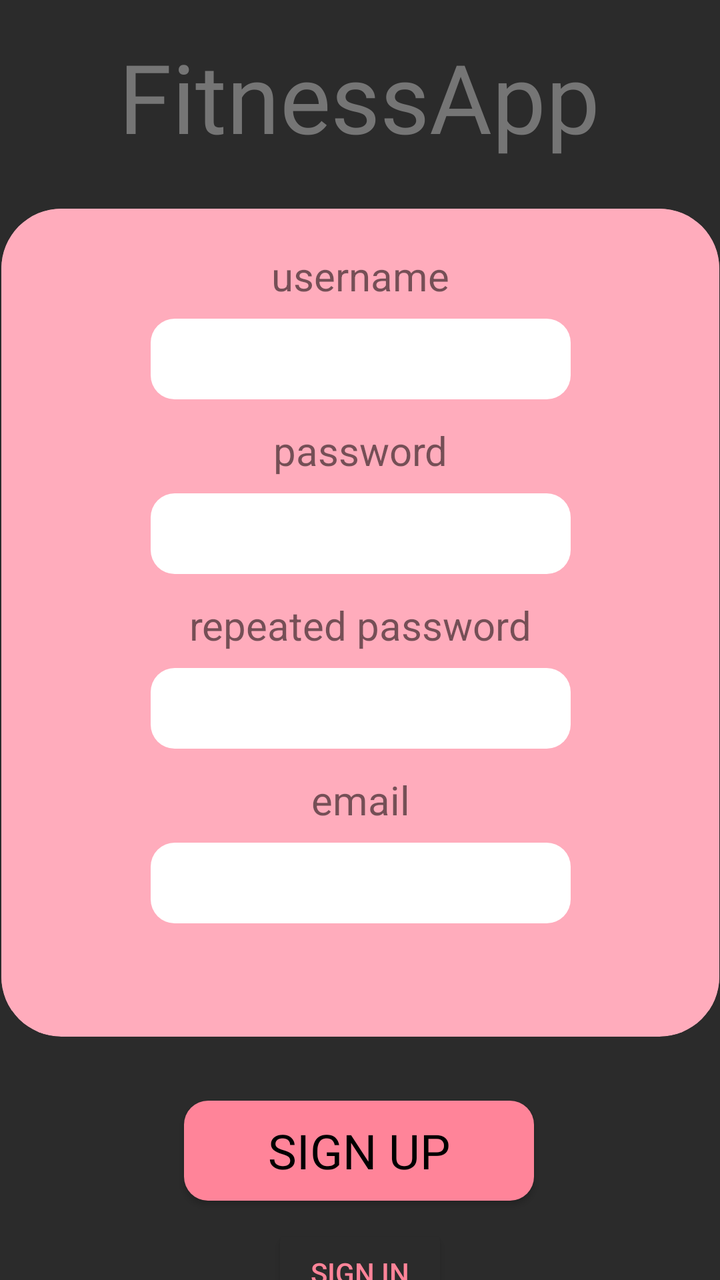
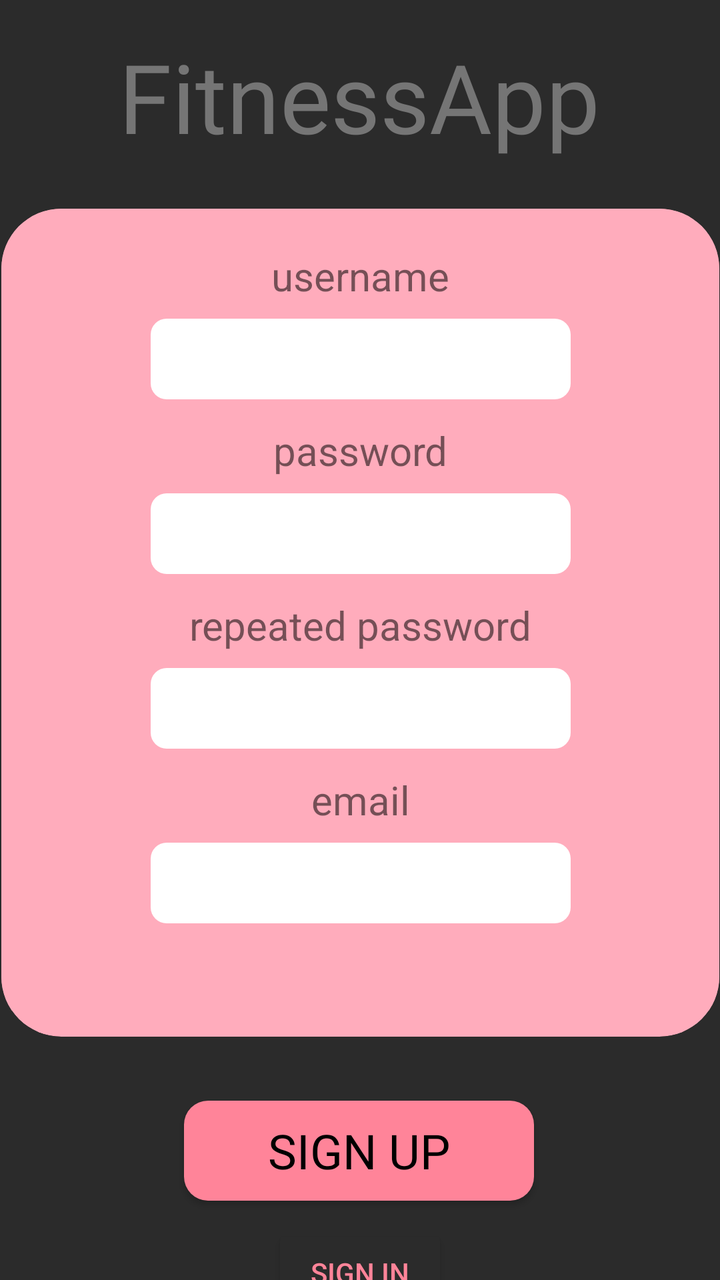

Compare the two renders of this Android layout. The source of the first and the diff that turns it into the second are given below.
<!-- AndroidManifest.xml: application theme Theme.MyApplication -->
<!-- res/layout/registration.xml -->
<?xml version="1.0" encoding="utf-8"?>
<androidx.constraintlayout.widget.ConstraintLayout xmlns:android="http://schemas.android.com/apk/res/android"
    xmlns:app="http://schemas.android.com/apk/res-auto"
    xmlns:tools="http://schemas.android.com/tools"
    android:layout_width="match_parent"
    android:layout_height="match_parent"
    android:background="@color/bg_dark"
    android:theme="@style/Theme.MyApplication"
    tools:context=".Registration">

    <TextView
        android:id="@+id/AppName"
        android:layout_width="wrap_content"
        android:layout_height="wrap_content"
        android:layout_marginTop="16dp"
        android:fontFamily="@font/anton"
        android:text="@string/fitnessapp"
        android:textColor="#757575"
        android:textSize="48sp"
        app:layout_constraintEnd_toEndOf="parent"
        app:layout_constraintHorizontal_bias="0.497"
        app:layout_constraintStart_toStartOf="parent"
        app:layout_constraintTop_toTopOf="parent" />

    <androidx.cardview.widget.CardView
        android:id="@+id/Container"
        android:layout_width="359dp"
        android:layout_height="414dp"
        android:layout_marginStart="24dp"
        android:layout_marginTop="24dp"
        android:layout_marginEnd="24dp"
        app:cardBackgroundColor="#FFACBC"
        app:cardCornerRadius="30dp"
        app:cardElevation="0dp"
        app:layout_constraintEnd_toEndOf="parent"
        app:layout_constraintStart_toStartOf="parent"
        app:layout_constraintTop_toBottomOf="@+id/AppName">

        <androidx.constraintlayout.widget.ConstraintLayout
            android:id="@+id/registrationwindow"
            android:layout_width="match_parent"
            android:layout_height="401dp"
            android:background="#FFACBC">

            <TextView
                android:id="@+id/usernameText"
                android:layout_width="wrap_content"
                android:layout_height="wrap_content"
                android:layout_marginTop="20dp"
                android:text="@string/username"
                android:textSize="20sp"
                app:layout_constraintEnd_toEndOf="parent"
                app:layout_constraintStart_toStartOf="parent"
                app:layout_constraintTop_toTopOf="parent" />

            <EditText
                android:id="@+id/editUsername"
                android:layout_width="wrap_content"
                android:layout_height="wrap_content"
                android:layout_marginTop="8dp"
                android:background="@drawable/whiteround"
                android:ems="10"
                android:inputType="text"
                android:padding="8dp"
                android:paddingStart="10dp"
                android:paddingEnd="10dp"
                app:layout_constraintEnd_toEndOf="parent"
                app:layout_constraintStart_toStartOf="parent"
                app:layout_constraintTop_toBottomOf="@+id/usernameText"
                tools:ignore="SpeakableTextPresentCheck,TouchTargetSizeCheck" />

            <TextView
                android:id="@+id/passwordText"
                android:layout_width="wrap_content"
                android:layout_height="wrap_content"
                android:layout_marginTop="12dp"
                android:text="@string/password"
                android:textSize="20sp"
                app:layout_constraintEnd_toEndOf="parent"
                app:layout_constraintStart_toStartOf="parent"
                app:layout_constraintTop_toBottomOf="@+id/editUsername" />

            <EditText
                android:id="@+id/editPassword"
                android:layout_width="wrap_content"
                android:layout_height="wrap_content"
                android:layout_marginTop="8dp"
                android:background="@drawable/whiteround"
                android:ems="10"
                android:inputType="textPassword"
                android:padding="8dp"
                android:paddingStart="10dp"
                android:paddingEnd="10dp"
                app:layout_constraintEnd_toEndOf="parent"
                app:layout_constraintStart_toStartOf="parent"
                app:layout_constraintTop_toBottomOf="@+id/passwordText"
                tools:ignore="SpeakableTextPresentCheck,TouchTargetSizeCheck" />

            <TextView
                android:id="@+id/repeatPasswordText"
                android:layout_width="wrap_content"
                android:layout_height="wrap_content"
                android:layout_marginTop="12dp"
                android:text="@string/repeated_password"
                android:textSize="20sp"
                app:layout_constraintEnd_toEndOf="parent"
                app:layout_constraintStart_toStartOf="parent"
                app:layout_constraintTop_toBottomOf="@+id/editPassword" />

            <EditText
                android:id="@+id/editRepeatPassword"
                android:layout_width="wrap_content"
                android:layout_height="wrap_content"
                android:layout_marginTop="8dp"
                android:background="@drawable/whiteround"
                android:ems="10"
                android:inputType="textPassword"
                android:padding="8dp"
                android:paddingStart="10dp"
                android:paddingEnd="10dp"
                app:layout_constraintEnd_toEndOf="parent"
                app:layout_constraintStart_toStartOf="parent"
                app:layout_constraintTop_toBottomOf="@+id/repeatPasswordText"
                tools:ignore="SpeakableTextPresentCheck,TouchTargetSizeCheck" />

            <TextView
                android:id="@+id/emailText"
                android:layout_width="wrap_content"
                android:layout_height="wrap_content"
                android:layout_marginTop="12dp"
                android:text="@string/email"
                android:textSize="20sp"
                app:layout_constraintEnd_toEndOf="parent"
                app:layout_constraintStart_toStartOf="parent"
                app:layout_constraintTop_toBottomOf="@+id/editRepeatPassword" />

            <EditText
                android:id="@+id/editEmail"
                android:layout_width="wrap_content"
                android:layout_height="wrap_content"
                android:layout_marginTop="8dp"
                android:background="@drawable/whiteround"
                android:ems="10"
                android:inputType="textEmailAddress"
                android:padding="8dp"
                android:paddingStart="10dp"
                android:paddingEnd="10dp"
                app:layout_constraintEnd_toEndOf="parent"
                app:layout_constraintStart_toStartOf="parent"
                app:layout_constraintTop_toBottomOf="@+id/emailText"
                tools:ignore="SpeakableTextPresentCheck,TouchTargetSizeCheck" />

        </androidx.constraintlayout.widget.ConstraintLayout>
    </androidx.cardview.widget.CardView>

    <Button
        android:id="@+id/btnsignup"
        android:layout_width="175dp"
        android:layout_height="50dp"
        android:layout_marginTop="32dp"
        android:background="@drawable/roundstyle"
        android:fontFamily="@font/cabin"
        android:text="@string/sign_up"
        android:textColor="#000000"
        android:textSize="24sp"
        app:layout_constraintEnd_toEndOf="parent"
        app:layout_constraintHorizontal_bias="0.498"
        app:layout_constraintStart_toStartOf="parent"
        app:layout_constraintTop_toBottomOf="@+id/Container" />

    <Button
        android:id="@+id/btnsignin"
        android:layout_width="wrap_content"
        android:layout_height="wrap_content"
        android:layout_marginTop="12dp"
        android:backgroundTint="#2B2B2B"
        android:text="@string/sign_in"
        android:textColor="#FF8499"
        app:layout_constraintEnd_toEndOf="parent"
        app:layout_constraintStart_toStartOf="parent"
        app:layout_constraintTop_toBottomOf="@+id/btnsignup" />

</androidx.constraintlayout.widget.ConstraintLayout>
<!-- resources referenced by this layout -->
<resources>
  <color name="bg_dark">#2B2B2B</color>
  <!-- drawable roundstyle (drawable) -->
  <?xml version="1.0" encoding="utf-8"?>
  <shape xmlns:android="http://schemas.android.com/apk/res/android">
      <solid android:color="#FF8499" />
      <corners android:radius="12dp" />
  </shape>
  <!-- drawable whiteround (drawable) -->
  <?xml version="1.0" encoding="utf-8"?>
  <shape xmlns:android="http://schemas.android.com/apk/res/android">
      <solid android:color="#FFFFFF" />
      <corners android:radius="12dp" />
  </shape>
  <string name="email">email</string>
  <string name="fitnessapp">FitnessApp</string>
  <string name="password">password</string>
  <string name="repeated_password">repeated password</string>
  <string name="sign_in">Sign in</string>
  <string name="sign_up">Sign up</string>
  <string name="username">username</string>
  <style name="Theme.MyApplication" parent="Theme.AppCompat.Light.NoActionBar">
          
          <item name="colorPrimary">@color/purple_500</item>
          <item name="colorPrimaryVariant">@color/purple_700</item>
          <item name="colorOnPrimary">@color/white</item>
          
          <item name="colorSecondary">@color/teal_200</item>
          <item name="colorSecondaryVariant">@color/teal_700</item>
          <item name="colorOnSecondary">@color/black</item>
          
          <item name="android:statusBarColor">?attr/colorPrimaryVariant</item>
          
      </style>
  <color name="purple_500">#FF6200EE</color>
  <color name="purple_700">#FF3700B3</color>
  <color name="white">#FFFFFFFF</color>
  <color name="teal_200">#FF03DAC5</color>
  <color name="teal_700">#FF018786</color>
  <color name="black">#FF000000</color>
</resources>

<!-- the commit's change to res/layout/registration.xml (unified diff, before → after) -->
@@ -58,7 +58,7 @@
                 android:layout_width="wrap_content"
                 android:layout_height="wrap_content"
                 android:layout_marginTop="8dp"
-                android:background="@drawable/whiteround"
+                android:background="@drawable/bg_white_input"
                 android:ems="10"
                 android:inputType="text"
                 android:padding="8dp"
@@ -85,7 +85,7 @@
                 android:layout_width="wrap_content"
                 android:layout_height="wrap_content"
                 android:layout_marginTop="8dp"
-                android:background="@drawable/whiteround"
+                android:background="@drawable/bg_white_input"
                 android:ems="10"
                 android:inputType="textPassword"
                 android:padding="8dp"
@@ -112,7 +112,7 @@
                 android:layout_width="wrap_content"
                 android:layout_height="wrap_content"
                 android:layout_marginTop="8dp"
-                android:background="@drawable/whiteround"
+                android:background="@drawable/bg_white_input"
                 android:ems="10"
                 android:inputType="textPassword"
                 android:padding="8dp"
@@ -139,7 +139,7 @@
                 android:layout_width="wrap_content"
                 android:layout_height="wrap_content"
                 android:layout_marginTop="8dp"
-                android:background="@drawable/whiteround"
+                android:background="@drawable/bg_white_input"
                 android:ems="10"
                 android:inputType="textEmailAddress"
                 android:padding="8dp"
<!-- resource entries referenced after the edit -->
@@ -1,16 +1,16 @@
 <!-- resources referenced by this layout -->
 <resources>
   <color name="bg_dark">#2B2B2B</color>
+  <!-- drawable bg_white_input (drawable) -->
+  <?xml version="1.0" encoding="utf-8"?>
+  <shape xmlns:android="http://schemas.android.com/apk/res/android">
+      <solid android:color="#FFFFFF" />
+      <corners android:radius="8dp" />
+  </shape>
   <!-- drawable roundstyle (drawable) -->
   <?xml version="1.0" encoding="utf-8"?>
   <shape xmlns:android="http://schemas.android.com/apk/res/android">
       <solid android:color="#FF8499" />
-      <corners android:radius="12dp" />
-  </shape>
-  <!-- drawable whiteround (drawable) -->
-  <?xml version="1.0" encoding="utf-8"?>
-  <shape xmlns:android="http://schemas.android.com/apk/res/android">
-      <solid android:color="#FFFFFF" />
       <corners android:radius="12dp" />
   </shape>
   <string name="email">email</string>
